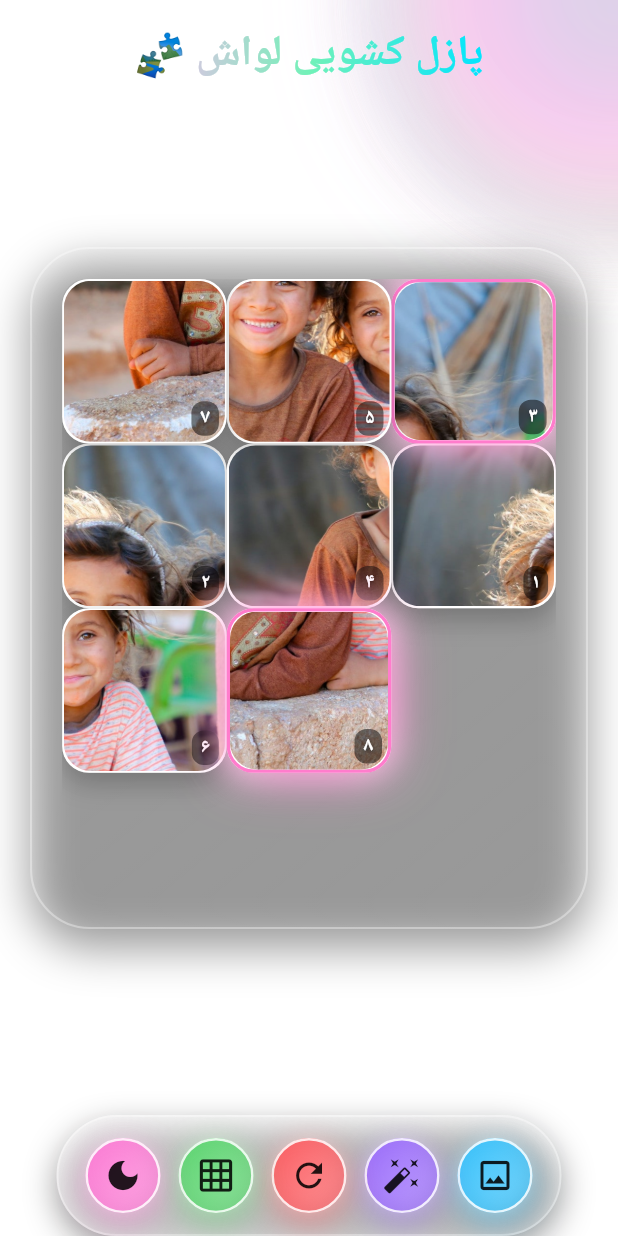
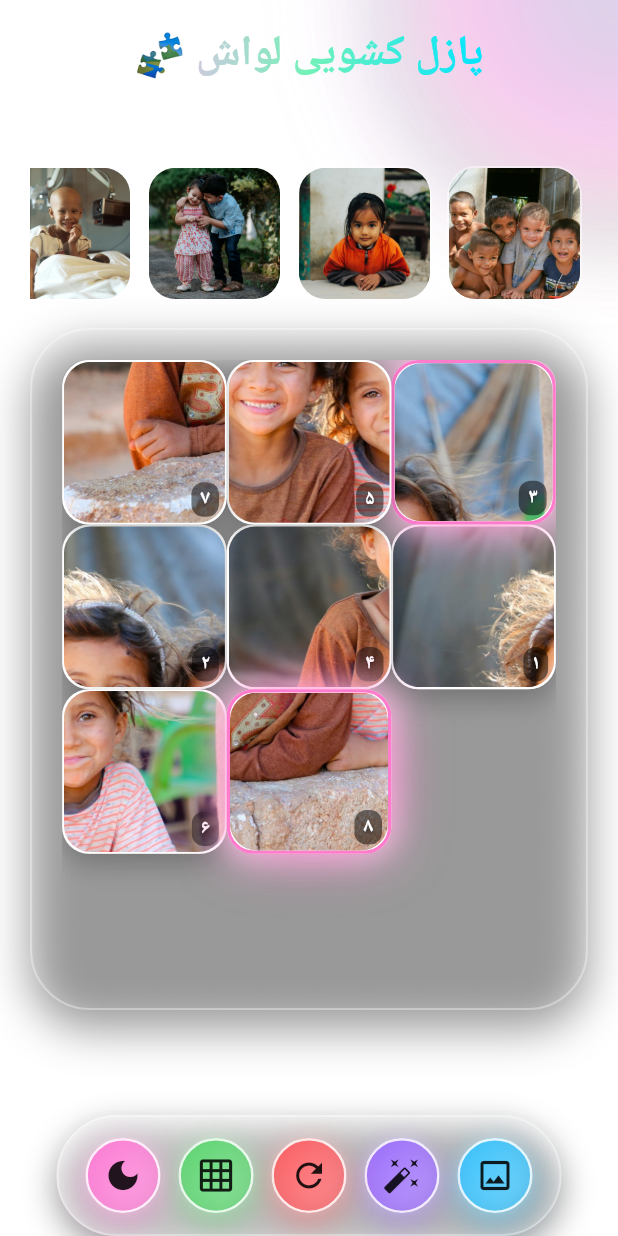
Before and after one commit to kamyarmg/lavash, a Flutter app: the screen it shows after launch, on a phone screen of 412 x 824 dp. Run offline on Flutter 3.47's test engine with Material 3 defaults, Android fonts, the phone set to English and light mode, and no system bars; our stand-ins replace google_fonts, image_picker, shared_preferences; Roboto replaces fonts that are missing (Vazirmatn).

Commit message:
Add asset image slider component and update image loading logic

```diff
--- a/lib/main.dart
+++ b/lib/main.dart
@@ -172,6 +172,7 @@ class _MainAppState extends State<MainApp> with TickerProviderStateMixin {
   ui.Image? image; // تصویر انتخاب‌شده
   XFile? pickedFile;
   final rng = Random();
+  String? _selectedAssetPath; // مسیر انتخاب شده از اسلایدر
   Timer? _timer;
   int seconds = 0;
   int moves = 0;
@@ -286,16 +287,28 @@ class _MainAppState extends State<MainApp> with TickerProviderStateMixin {
   Future<void> _loadRandomAssetImage() async {
     try {
       final pick = _assetImages[rng.nextInt(_assetImages.length)];
-      final data = await rootBundle.load(pick);
+      await _loadAssetImage(pick);
+    } catch (e) {
+      // ignore: avoid_print
+      print('Random asset image load failed: $e');
+    }
+  }
+
+  Future<void> _loadAssetImage(String path) async {
+    try {
+      final data = await rootBundle.load(path);
       final codec = await ui.instantiateImageCodec(data.buffer.asUint8List());
       final frame = await codec.getNextFrame();
       if (!mounted) return;
-      setState(() => image = frame.image);
+      setState(() {
+        _selectedAssetPath = path;
+        image = frame.image;
+      });
       _reset(shuffle: true);
       _buildSlices();
     } catch (e) {
       // ignore: avoid_print
-      print('Random asset image load failed: $e');
+      print('Asset image load failed: $e');
     }
   }
   // حالت سریع حذف شد
@@ -477,6 +490,12 @@ class _MainAppState extends State<MainApp> with TickerProviderStateMixin {
                           mainAxisSize: MainAxisSize.min,
                           children: [
                             // باکس های بالایی (زمان، حرکت، رکورد..) بنا به درخواست حذف شدند
+                            _AssetSlider(
+                              assets: _assetImages,
+                              selected: _selectedAssetPath,
+                              onSelect: (p) => _loadAssetImage(p),
+                            ),
+                            const SizedBox(height: 18),
                             Hero(
                               tag: 'board',
                               child: _FancyFrame(
@@ -532,6 +551,96 @@ class _MainAppState extends State<MainApp> with TickerProviderStateMixin {
             ],
           ),
         ),
+      ),
+    );
+  }
+}
+
+// ------------------------------------------------------------
+// Slider of asset images
+// ------------------------------------------------------------
+class _AssetSlider extends StatelessWidget {
+  final List<String> assets;
+  final String? selected;
+  final ValueChanged<String> onSelect;
+  const _AssetSlider({
+    required this.assets,
+    required this.selected,
+    required this.onSelect,
+  });
+  @override
+  Widget build(BuildContext context) {
+    return SizedBox(
+      height: 90,
+      child: ListView.separated(
+        scrollDirection: Axis.horizontal,
+        padding: const EdgeInsets.symmetric(horizontal: 4),
+        itemBuilder: (c, i) {
+          final path = assets[i];
+          final isSel = path == selected;
+          return GestureDetector(
+            onTap: () => onSelect(path),
+            child: AnimatedContainer(
+              duration: const Duration(milliseconds: 250),
+              curve: Curves.easeOutCubic,
+              width: 90,
+              decoration: BoxDecoration(
+                borderRadius: BorderRadius.circular(20),
+                border: Border.all(
+                  color: isSel
+                      ? const Color(0xFFFF6EC7)
+                      : Colors.white.withOpacity(0.5),
+                  width: isSel ? 3 : 1.2,
+                ),
+                boxShadow: [
+                  if (isSel)
+                    BoxShadow(
+                      color: const Color(0xFFFF6EC7).withOpacity(0.55),
+                      blurRadius: 18,
+                      offset: const Offset(0, 6),
+                    ),
+                ],
+              ),
+              child: ClipRRect(
+                borderRadius: BorderRadius.circular(18),
+                child: Stack(
+                  fit: StackFit.expand,
+                  children: [
+                    Image.asset(path, fit: BoxFit.cover),
+                    if (isSel)
+                      Container(
+                        decoration: BoxDecoration(
+                          borderRadius: BorderRadius.circular(18),
+                          gradient: LinearGradient(
+                            colors: [
+                              Colors.black.withOpacity(0.0),
+                              Colors.black.withOpacity(0.35),
+                            ],
+                            begin: Alignment.topCenter,
+                            end: Alignment.bottomCenter,
+                          ),
+                        ),
+                      ),
+                    if (isSel)
+                      const Align(
+                        alignment: Alignment.bottomCenter,
+                        child: Padding(
+                          padding: EdgeInsets.only(bottom: 6),
+                          child: Icon(
+                            Icons.check_circle,
+                            color: Colors.white,
+                            size: 26,
+                          ),
+                        ),
+                      ),
+                  ],
+                ),
+              ),
+            ),
+          );
+        },
+        separatorBuilder: (_, __) => const SizedBox(width: 10),
+        itemCount: assets.length,
       ),
     );
   }
```
